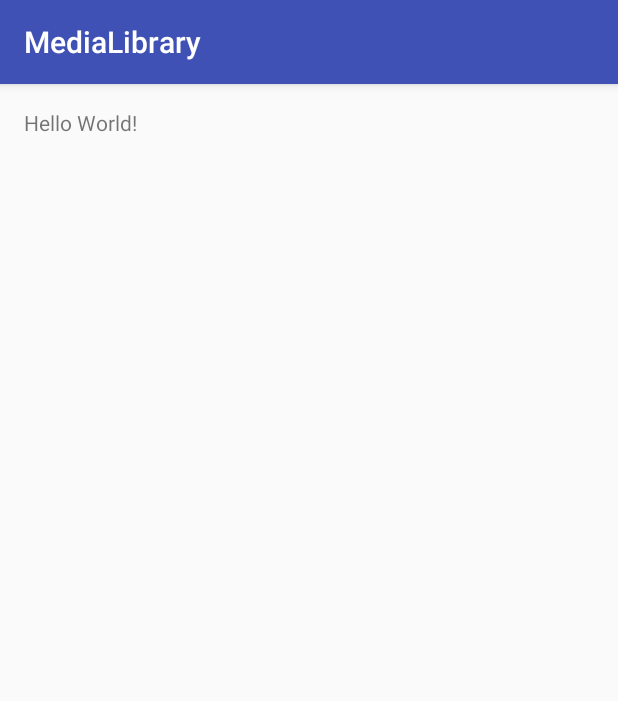
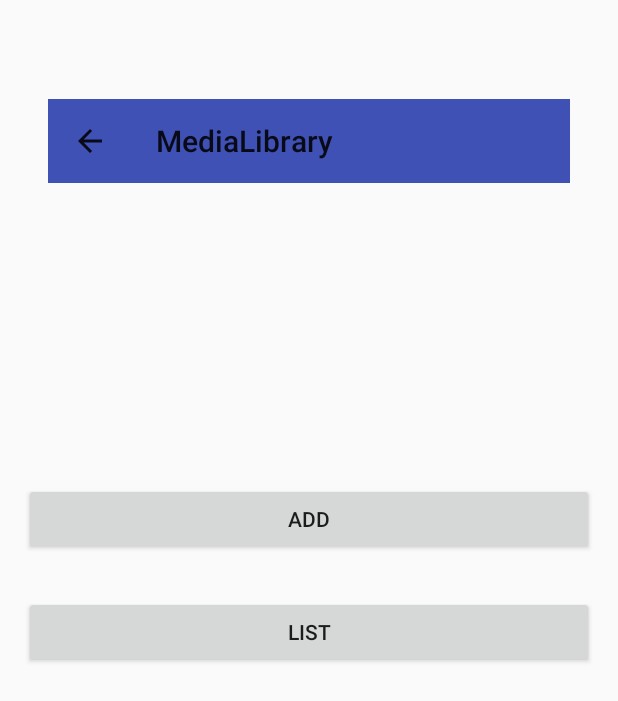
Before and after one commit to groman92/md, an Android app: the screen it shows after launch (MainActivity), on a phone screen of 412 x 824 dp. Shown: the top 701 px of the screen. Run offline under Robolectric (Android 15) with nearby library versions, the phone set to English and light mode, and no system bars.

Commit message:
Afegida toolbar, pero no torna enrere

```diff
--- a/app/src/main/AndroidManifest.xml
+++ b/app/src/main/AndroidManifest.xml
@@ -2,8 +2,12 @@
 <manifest xmlns:android="http://schemas.android.com/apk/res/android"
     package="com.lasalle.first.part.medialibrary">
 
-    <application android:allowBackup="true" android:icon="@mipmap/ic_launcher"
-        android:label="@string/app_name" android:supportsRtl="true" android:theme="@style/AppTheme">
+    <application
+        android:allowBackup="true"
+        android:icon="@mipmap/ic_launcher"
+        android:label="@string/app_name"
+        android:supportsRtl="true"
+        android:theme="@style/AppTheme">
         <activity android:name=".MainActivity">
             <intent-filter>
                 <action android:name="android.intent.action.MAIN" />
@@ -11,6 +15,8 @@
                 <category android:name="android.intent.category.LAUNCHER" />
             </intent-filter>
         </activity>
+        <activity android:name=".AddActivity" />
+        <activity android:name=".ToolbarAbstractActivity"></activity>
     </application>
 
 </manifest>
--- /dev/null
+++ b/app/src/main/java/com/lasalle/first/part/medialibrary/AddActivity.java
@@ -0,0 +1,15 @@
+package com.lasalle.first.part.medialibrary;
+
+import android.support.v7.app.AppCompatActivity;
+import android.os.Bundle;
+
+public class AddActivity extends ToolbarAbstractActivity {
+
+    @Override
+    protected void onCreate(Bundle savedInstanceState) {
+        super.onCreate(savedInstanceState, R.layout.activity_add);
+
+        //Com és crida? on és fa el onCreate?
+        enableToolbarHomebutton();
+    }
+}
--- a/app/src/main/java/com/lasalle/first/part/medialibrary/MainActivity.java
+++ b/app/src/main/java/com/lasalle/first/part/medialibrary/MainActivity.java
@@ -1,13 +1,36 @@
 package com.lasalle.first.part.medialibrary;
 
+import android.content.Intent;
 import android.support.v7.app.AppCompatActivity;
 import android.os.Bundle;
+import android.view.View;
+import android.widget.Button;
 
-public class MainActivity extends AppCompatActivity {
+public class MainActivity extends ToolbarAbstractActivity implements View.OnClickListener{
+
+    private Button addButton;
+    private Button listButton;
 
     @Override
     protected void onCreate(Bundle savedInstanceState) {
-        super.onCreate(savedInstanceState);
-        setContentView(R.layout.activity_main);
+        super.onCreate(savedInstanceState,R.layout.activity_main);
+
+        enableToolbarHomebutton();
+
+        addButton = (Button) findViewById(R.id.addButton);
+        listButton = (Button) findViewById(R.id.listButton);
+
+        addButton.setOnClickListener(this);
+        listButton.setOnClickListener(this);
+    }
+
+
+    @Override
+    public void onClick(View view) {
+        if(view.getId() == addButton.getId())
+        {
+            Intent intent = new Intent(this, AddActivity.class);
+            startActivity(intent);
+        }
     }
 }
--- /dev/null
+++ b/app/src/main/java/com/lasalle/first/part/medialibrary/ToolbarAbstractActivity.java
@@ -0,0 +1,26 @@
+package com.lasalle.first.part.medialibrary;
+
+import android.support.annotation.Nullable;
+import android.support.v7.app.AppCompatActivity;
+import android.os.Bundle;
+import android.support.v7.widget.Toolbar;
+
+public class ToolbarAbstractActivity extends AppCompatActivity {
+
+
+    protected void onCreate(@Nullable Bundle savedInstanceState, int layoutRecourseId) {
+        super.onCreate(savedInstanceState);
+
+        setContentView(layoutRecourseId);
+
+        Toolbar toolbar = (Toolbar) findViewById(R.id.common_toolbar);
+
+        setSupportActionBar(toolbar);
+
+    }
+
+    protected void enableToolbarHomebutton(){
+        getSupportActionBar().setHomeButtonEnabled(true);
+        getSupportActionBar().setDisplayHomeAsUpEnabled(true);
+    }
+}
--- /dev/null
+++ b/app/src/main/res/layout/activity_add.xml
@@ -0,0 +1,17 @@
+<?xml version="1.0" encoding="utf-8"?>
+<RelativeLayout xmlns:android="http://schemas.android.com/apk/res/android"
+    xmlns:tools="http://schemas.android.com/tools"
+    android:id="@+id/activity_add"
+    android:layout_width="match_parent"
+    android:layout_height="match_parent"
+    android:paddingBottom="@dimen/activity_vertical_margin"
+    android:paddingLeft="@dimen/activity_horizontal_margin"
+    android:paddingRight="@dimen/activity_horizontal_margin"
+    android:paddingTop="@dimen/activity_vertical_margin"
+    tools:context="com.lasalle.first.part.medialibrary.AddActivity">
+
+    <include
+        android:layout_width="wrap_content"
+        android:layout_height="wrap_content"
+        layout="@layout/activity_toolbar_abstract" />
+</RelativeLayout>
--- a/app/src/main/res/layout/activity_main.xml
+++ b/app/src/main/res/layout/activity_main.xml
@@ -8,6 +8,35 @@
     android:paddingTop="@dimen/activity_vertical_margin"
     tools:context="com.lasalle.first.part.medialibrary.MainActivity">
 
-    <TextView android:layout_width="wrap_content" android:layout_height="wrap_content"
-        android:text="Hello World!" />
+
+    <LinearLayout
+        android:orientation="vertical"
+        android:layout_width="match_parent"
+        android:layout_height="match_parent"
+        android:layout_alignParentTop="true"
+        android:layout_centerHorizontal="true"
+        android:layout_marginTop="34dp">
+        <include
+            android:layout_width="wrap_content"
+            android:layout_height="wrap_content"
+            layout="@layout/activity_toolbar_abstract" />
+        <Button
+            android:text="ADD"
+            android:layout_width="match_parent"
+            android:layout_height="wrap_content"
+            android:layout_alignParentTop="true"
+            android:layout_centerHorizontal="true"
+            android:layout_marginTop="184dp"
+            android:id="@+id/addButton" />
+
+        <Button
+            android:text="LIST"
+            android:layout_width="match_parent"
+            android:layout_height="wrap_content"
+            android:layout_below="@+id/addButton"
+            android:layout_alignEnd="@+id/addButton"
+            android:layout_marginTop="27dp"
+            android:id="@+id/listButton" />
+
+    </LinearLayout>
 </RelativeLayout>
--- /dev/null
+++ b/app/src/main/res/layout/activity_toolbar_abstract.xml
@@ -0,0 +1,20 @@
+<?xml version="1.0" encoding="utf-8"?>
+<RelativeLayout xmlns:android="http://schemas.android.com/apk/res/android"
+    xmlns:tools="http://schemas.android.com/tools"
+    android:id="@+id/activity_toolbar_abstract"
+    android:layout_width="match_parent"
+    android:layout_height="match_parent"
+    android:paddingBottom="@dimen/activity_vertical_margin"
+    android:paddingLeft="@dimen/activity_horizontal_margin"
+    android:paddingRight="@dimen/activity_horizontal_margin"
+    android:paddingTop="@dimen/activity_vertical_margin"
+    tools:context="com.lasalle.first.part.medialibrary.ToolbarAbstractActivity">
+
+    <android.support.v7.widget.Toolbar
+        android:layout_width="match_parent"
+        android:layout_height="wrap_content"
+        android:background="?attr/colorPrimary"
+        android:theme="?attr/actionBarTheme"
+        android:minHeight="?attr/actionBarSize"
+        android:id="@+id/common_toolbar" />
+</RelativeLayout>
--- a/app/src/main/res/values/styles.xml
+++ b/app/src/main/res/values/styles.xml
@@ -1,11 +1,12 @@
 <resources>
 
     <!-- Base application theme. -->
-    <style name="AppTheme" parent="Theme.AppCompat.Light.DarkActionBar">
+    <style name="AppTheme" parent="Theme.AppCompat.Light.NoActionBar">
         <!-- Customize your theme here. -->
         <item name="colorPrimary">@color/colorPrimary</item>
         <item name="colorPrimaryDark">@color/colorPrimaryDark</item>
         <item name="colorAccent">@color/colorAccent</item>
+        <item name="windowNoTitle">true</item>
     </style>
 
 </resources>
```
